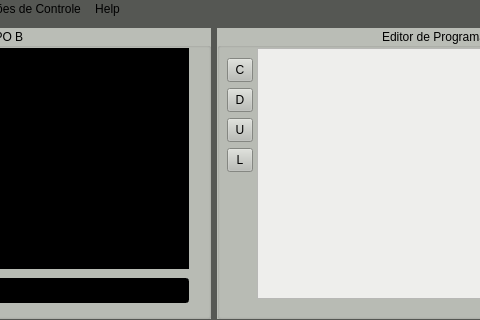
Qt form alfa/mainwindow.ui (cimtools/Krobosoft) before a commit; both pictures show x 261 to 741 and y 0 to 320 of the 954 by 479 pixel window.
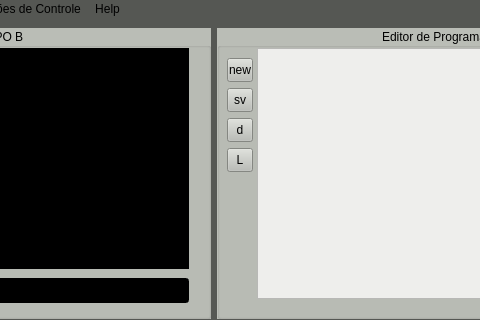
The same form after that commit.

```diff
--- a/alfa/mainwindow.ui
+++ b/alfa/mainwindow.ui
@@ -91,8 +91,11 @@
        <height>24</height>
       </rect>
      </property>
+     <property name="styleSheet">
+      <string notr="true">color: rgb(0, 0, 0);</string>
+     </property>
      <property name="text">
-      <string>C</string>
+      <string>new</string>
      </property>
     </widget>
     <widget class="QToolButton" name="toolButton_2">
@@ -104,8 +107,11 @@
        <height>24</height>
       </rect>
      </property>
+     <property name="styleSheet">
+      <string notr="true">color: rgb(0, 0, 0);</string>
+     </property>
      <property name="text">
-      <string>D</string>
+      <string>sv</string>
      </property>
     </widget>
     <widget class="QToolButton" name="toolButton_3">
@@ -117,8 +123,11 @@
        <height>24</height>
       </rect>
      </property>
+     <property name="styleSheet">
+      <string notr="true">color: rgb(0, 0, 0);</string>
+     </property>
      <property name="text">
-      <string>U</string>
+      <string>d</string>
      </property>
     </widget>
     <widget class="QToolButton" name="toolButton_4">
```
Left out of the diff: 37 changed lines with no effect on the pictures.
